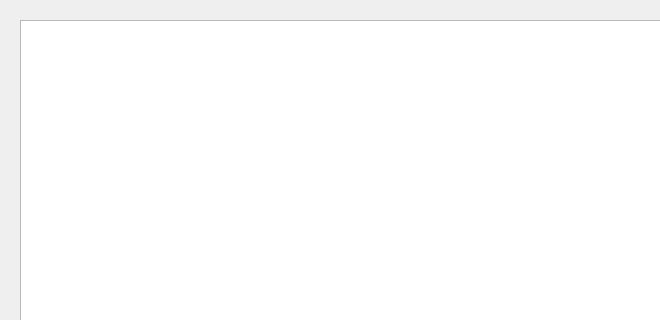
Above: src/Windows/reporthistoryquery.ui from Crystal-Photonics/crystalTestFrameworkApp before the change; both pictures show x 0 to 660 and y 0 to 320 of the 794 by 695 pixel window. Below: the same form after it.
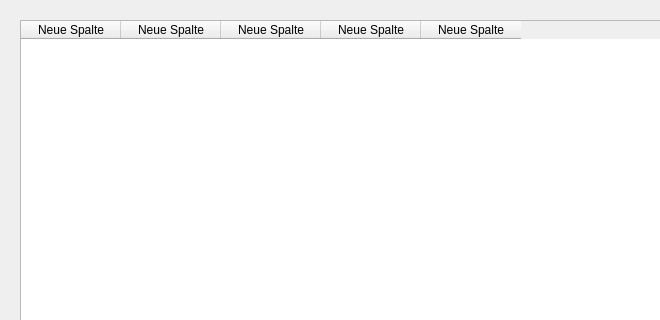
That is the form after the change. The open tabs and pages were chosen to show the change.

Patch:
```diff
--- a/src/Windows/reporthistoryquery.ui
+++ b/src/Windows/reporthistoryquery.ui
@@ -345,9 +345,6 @@
      </widget>
      <widget class="QWidget" name="page_4">
       <layout class="QGridLayout" name="gridLayout_3">
-       <item row="0" column="1">
-        <widget class="QTableView" name="tableView"/>
-       </item>
        <item row="1" column="1">
         <layout class="QHBoxLayout" name="horizontalLayout_4">
          <item>
@@ -372,6 +369,35 @@
          </item>
         </layout>
        </item>
+       <item row="0" column="1">
+        <widget class="QTableWidget" name="tableWidget">
+         <column>
+          <property name="text">
+           <string>Neue Spalte</string>
+          </property>
+         </column>
+         <column>
+          <property name="text">
+           <string>Neue Spalte</string>
+          </property>
+         </column>
+         <column>
+          <property name="text">
+           <string>Neue Spalte</string>
+          </property>
+         </column>
+         <column>
+          <property name="text">
+           <string>Neue Spalte</string>
+          </property>
+         </column>
+         <column>
+          <property name="text">
+           <string>Neue Spalte</string>
+          </property>
+         </column>
+        </widget>
+       </item>
       </layout>
      </widget>
     </widget>
```
Left out of the diff: 18 changed lines with no effect on the pictures.
